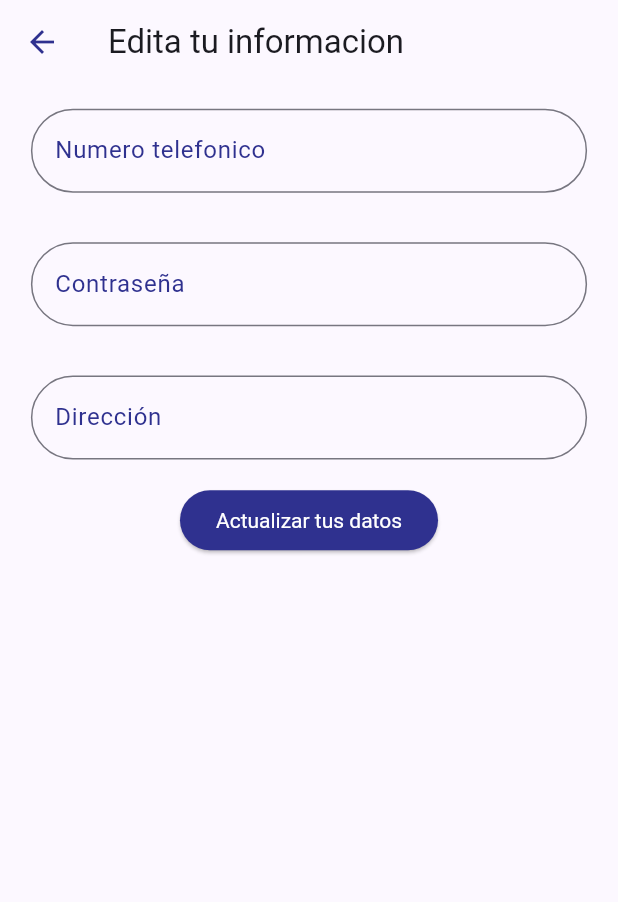
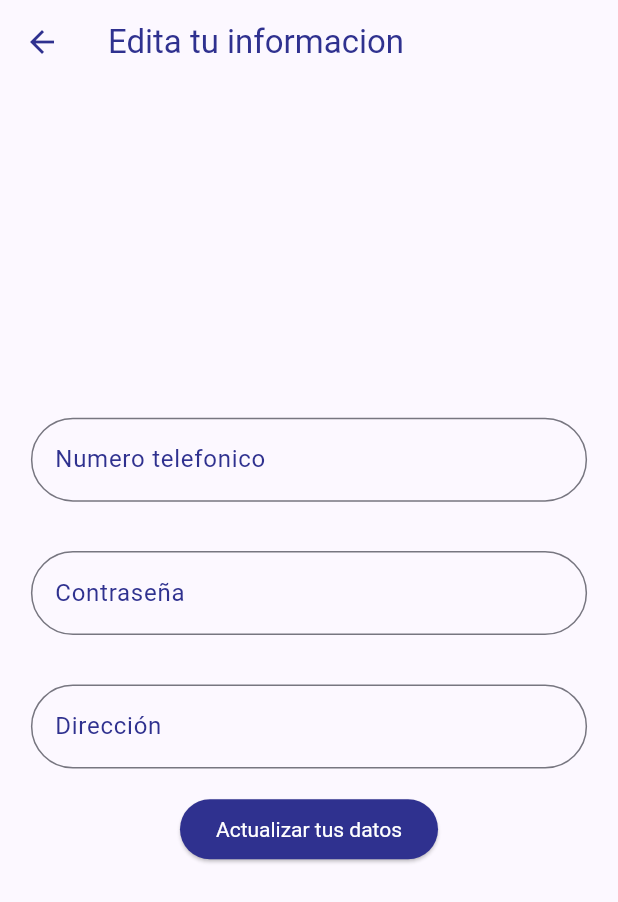
Before and after one commit to DiegoGamboa03/OxfordStudyControl, a Flutter app: the EditProfile screen opened directly with empty values, on a phone screen of 412 x 824 dp. Shown: the top 902 px of the screen. Run offline on Flutter 3.47's test engine with Material 2 defaults, Android fonts, the phone set to English and light mode, and no system bars; our stand-ins replace chewie, confetti, dio, flutter_riverpod, go_router, google_fonts and 3 more.

Commit message:
Cambios esteticos a la pagina de editar informacion del usuario

```diff
--- a/App/oxford_studycontrol/lib/features/profile/screens/edit_profile_screen.dart
+++ b/App/oxford_studycontrol/lib/features/profile/screens/edit_profile_screen.dart
@@ -55,9 +55,14 @@ class _EditProfileState extends ConsumerState<EditProfile> {
             ref.read(appRouterProvider).pop();
           },
         ),
-        title: const Text('Edita tu informacion'),
+        title: Text(
+          'Edita tu informacion',
+          style: Theme.of(context).textTheme.titleLarge!.copyWith(
+                color: seedColor,
               ),
-      body: Column(children: [
+        ),
+      ),
+      body: Column(mainAxisAlignment: MainAxisAlignment.spaceEvenly, children: [
         Form(
           key: _formKey,
           child: Column(
@@ -70,7 +75,7 @@ class _EditProfileState extends ConsumerState<EditProfile> {
                       labelText: 'Numero telefonico',
                       labelStyle: TextStyle(color: seedColor),
                       hintText: "Numero telefonico",
-                  ),
+                      hintStyle: TextStyle(color: seedColor)),
                   validator: (value) {
                     if (value == null || value.isEmpty) {
                       return 'El campo de numero telefonico no puede estar vacío';
@@ -87,7 +92,7 @@ class _EditProfileState extends ConsumerState<EditProfile> {
                       labelText: 'Contraseña',
                       labelStyle: TextStyle(color: seedColor),
                       hintText: "Contraseña",
-                  ),
+                      hintStyle: TextStyle(color: seedColor)),
                   validator: (value) {
                     if (value == null || value.isEmpty) {
                       return 'El campo de la contraseña no puede estar vacío';
@@ -103,6 +108,7 @@ class _EditProfileState extends ConsumerState<EditProfile> {
                   decoration: const InputDecoration(
                       labelText: 'Dirección',
                       hintText: "Dirección",
+                      hintStyle: TextStyle(color: seedColor),
                       labelStyle: TextStyle(color: seedColor)),
                   validator: (value) {
                     if (value == null || value.isEmpty) {
```
Also changed, not shown: App/oxford_studycontrol/lib/features/login/screens/login.dart (+9 -4 lines). Lines whose indentation alone changed are shown as unchanged.
